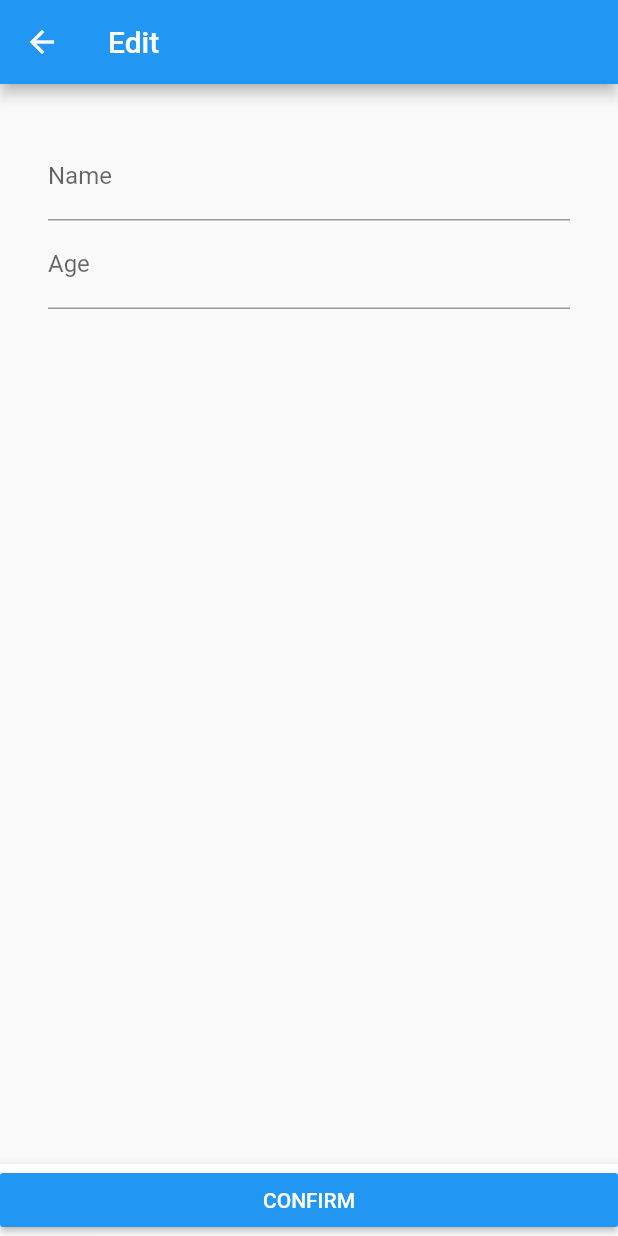
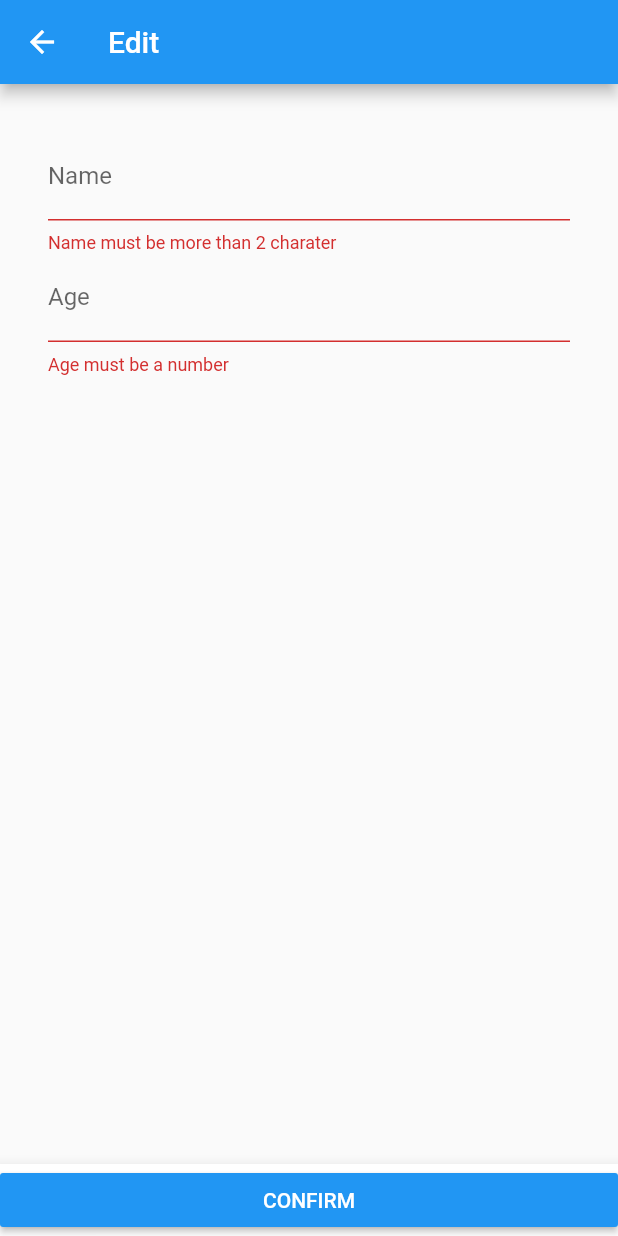
Before and after one commit to jioo/flutter-php-crud, a Flutter app: the Edit screen opened by its route, on a phone screen of 412 x 824 dp. Run offline on Flutter 3.47's test engine with Material 2 defaults, Android fonts, the phone set to English and light mode, and no system bars; statements that could not run were skipped.

Commit message:
Update UI in list screen - Code clean up for form validation

```diff
--- a/mobile_app/lib/screens/edit.dart
+++ b/mobile_app/lib/screens/edit.dart
@@ -1,6 +1,5 @@
 import 'package:flutter/material.dart';
 import 'package:http/http.dart' as http;
-
 
 import '../env.dart';
 import '../models/Student.dart';
@@ -15,6 +14,8 @@ class Edit extends StatefulWidget {
 }
 
 class _EditState extends State<Edit> {
+  // Required for form validations
+  final _formKey = GlobalKey<FormState>();
 
   // Handles text onchange
   TextEditingController nameController;
@@ -38,6 +39,18 @@ class _EditState extends State<Edit> {
     // Remove all existing routes until the Home.dart, then rebuild Home.
     Navigator.of(context)
         .pushNamedAndRemoveUntil('/', (Route<dynamic> route) => false);
+  }
+
+  String validateName(String value) {
+    if (value.length < 3) return 'Name must be more than 2 charater';
+    return null;
+  }
+
+  String validateAge(String value) {
+    Pattern pattern = r'(?<=\s|^)\d+(?=\s|$)';
+    RegExp regex = new RegExp(pattern);
+    if (!regex.hasMatch(value)) return 'Age must be a number';
+    return null;
   }
 
   @override
@@ -69,23 +82,25 @@ class _EditState extends State<Edit> {
         child: Center(
           child: Padding(
             padding: EdgeInsets.all(12),
-            child: Column(
-              children: <Widget>[
-                TextField(
-                  controller: nameController,
-                  decoration: InputDecoration(
-                    hintText: 'Name',
-                    labelText: 'Name',
+            child: Form(
+              key: _formKey,
+              autovalidate: true,
+              child: Column(
+                children: <Widget>[
+                  TextFormField(
+                    controller: nameController,
+                    keyboardType: TextInputType.text,
+                    decoration: InputDecoration(labelText: 'Name'),
+                    validator: validateName,
                   ),
-                ),
-                TextField(
-                  controller: ageController,
-                  decoration: InputDecoration(
-                    hintText: 'Age',
-                    labelText: 'Age',
+                  TextFormField(
+                    controller: ageController,
+                    keyboardType: TextInputType.number,
+                    decoration: InputDecoration(labelText: 'Age'),
+                    validator: validateAge,
                   ),
-                ),
-              ],
+                ],
+              ),
             ),
           ),
         ),
```
Also changed, not shown: mobile_app/lib/screens/create.dart (+19 -24 lines), mobile_app/lib/screens/home.dart (+6 -2 lines).
